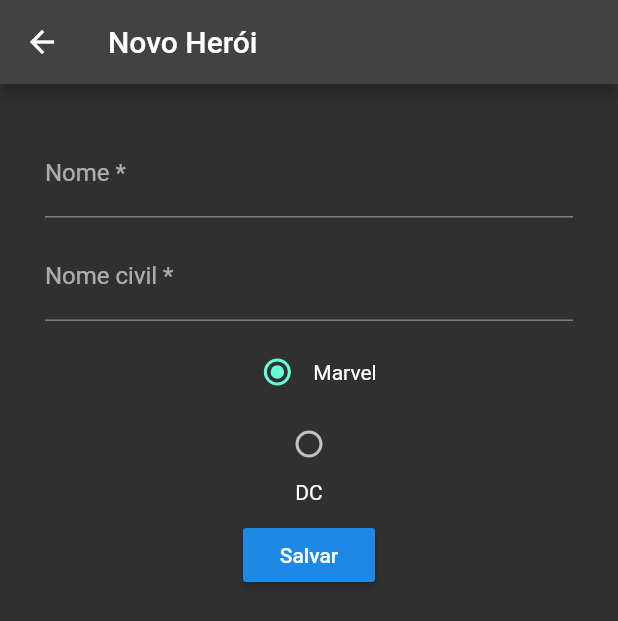
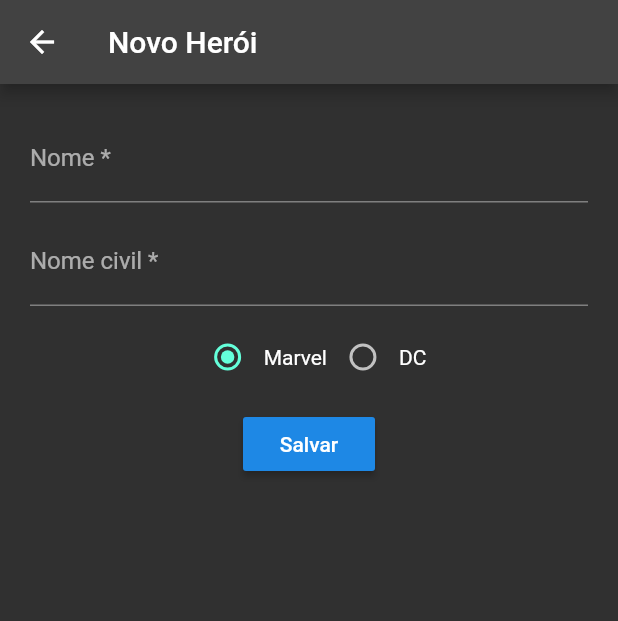
Before and after one commit to rlhorochovec/app_heroi, a Flutter app: the screen it shows after launch, after a tap on the "add" icon, on a phone screen of 412 x 824 dp. Shown: the top 621 px of the screen. Run offline on Flutter 3.47's test engine with Material 2 defaults, Android fonts, the phone set to English and light mode, and no system bars; network calls fail.

Commit message:
Ajuste de tela nos Form

```diff
--- a/lib/main.dart
+++ b/lib/main.dart
@@ -10,7 +10,7 @@
   @override
   Widget build(BuildContext context) {
     return MaterialApp(
-      title: 'Marvel | DC Heróis',
+      title: 'Heróis',
       theme: ThemeData(
         visualDensity: VisualDensity.adaptivePlatformDensity,
         brightness: Brightness.dark,
--- a/lib/page/heroi_add.dart
+++ b/lib/page/heroi_add.dart
@@ -32,9 +32,6 @@
         child: SingleChildScrollView(
             child: Container(
                 padding: EdgeInsets.all(20.0),
-              child: Container(
-                  padding: EdgeInsets.all(10.0),
-                  width: 440,
                 child: Column(
                   children: <Widget>[
                     Container(
@@ -97,7 +94,6 @@
                                       });
                                     }),
                                 Text('Marvel'),
-                              ]),
                                 Radio(
                                     value: Universo.DC,
                                     groupValue: _universe,
@@ -108,8 +104,8 @@
                                       });
                                     }),
                                 Text('DC'),
-                        ]),
-                      ),
+                              ])
+                        ])),
                     Container(
                       margin: EdgeInsets.fromLTRB(0, 0, 0, 10),
                       child: Column(
@@ -134,7 +130,6 @@
                   ],
                 ))),
       ),
-      ),
     );
   }
 }
--- a/lib/page/heroi_list.dart
+++ b/lib/page/heroi_list.dart
@@ -13,7 +13,7 @@
         itemCount: herois == null ? 0 : herois.length,
         itemBuilder: (BuildContext context, int index) {
           return Card(
-              color: Colors.grey.withOpacity(0.1),
+              color: Colors.grey.withOpacity(0.2),
               margin: EdgeInsets.fromLTRB(10, 10, 10, 0),
               child: InkWell(
                 onTap: () {
--- a/lib/page/heroi_page.dart
+++ b/lib/page/heroi_page.dart
@@ -24,7 +24,7 @@
     }
     return Scaffold(
       appBar: AppBar(
-        title: Text('Marvel | DC Heróis'),
+        title: Text('Heróis'),
       ),
       body: new Container(
         color: Colors.black,
```
Also changed, not shown: lib/page/heroi_edit.dart (+2 -7 lines). Lines whose indentation alone changed are shown as unchanged.
